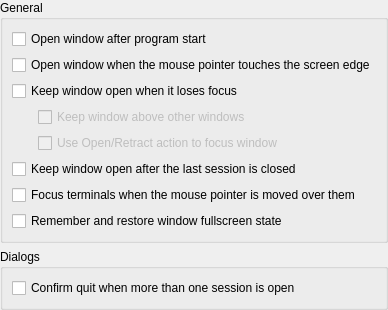
Above: app/config/behaviorsettings.ui from KDE/yakuake before the change. Below: the same form after it.
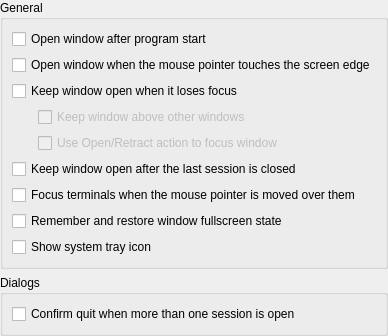
That is the form after the change.

Commit message:
Add option to toggle the systray icon
This patch adds a option to enable and disable the yakuake systray icon.

Because KStatusNotifier doesnt provided support for disabling it has to
be removed and readded whenever the option changes. But deleting causes
the QMenu to be deleted therefore also recreate the menu on deletion.

```diff
--- a/app/config/behaviorsettings.ui
+++ b/app/config/behaviorsettings.ui
@@ -102,6 +102,16 @@
          </property>
         </widget>
        </item>
+      <item row="8" column="0" colspan="2">
+        <widget class="QCheckBox" name="kcfg_ShowSystrayIcon">
+         <property name="text">
+          <string>Show system tray icon</string>
+         </property>
+         <property name="enabled">
+            <bool>true</bool>
+         </property>
+        </widget>
+       </item>
       <item row="2" column="0" colspan="2">
        <widget class="QCheckBox" name="kcfg_KeepOpen">
         <property name="text">
```
The commit also changes 2 other files.
